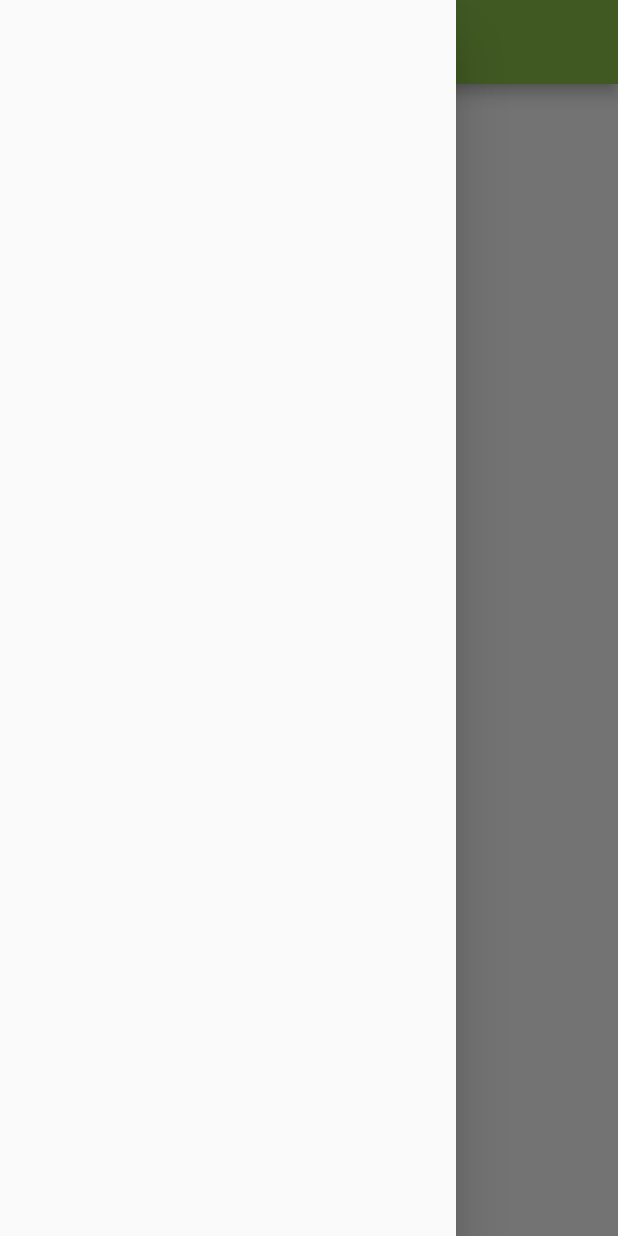
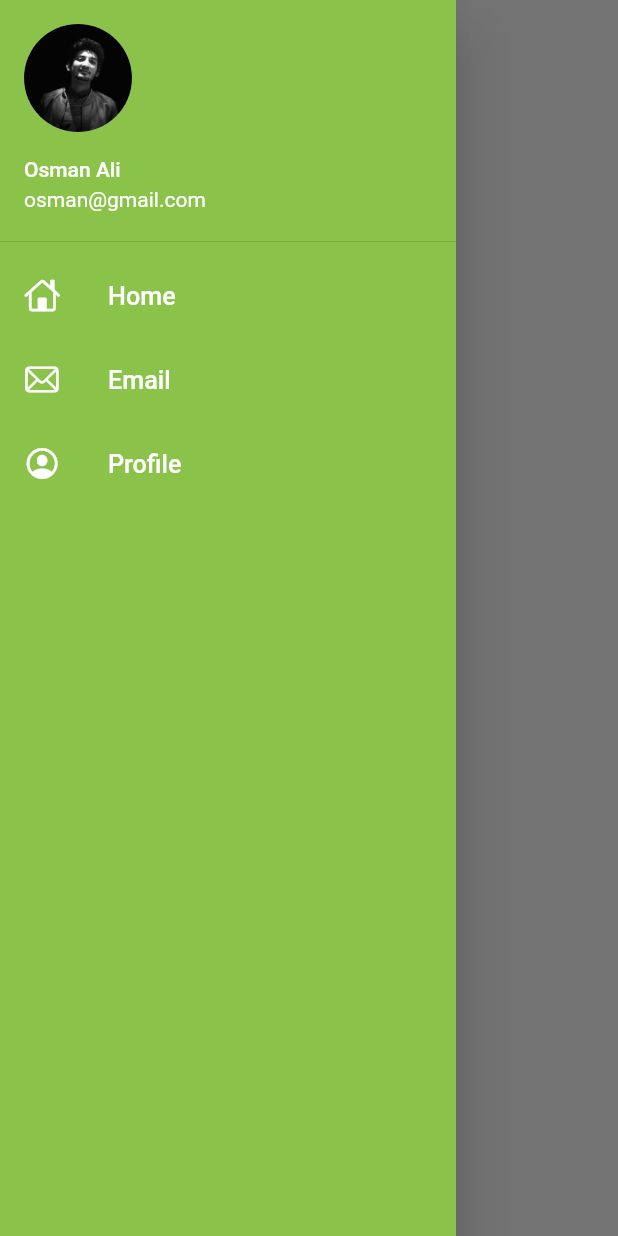
Before and after one commit to Usman-Ali-cpu/Flutter-App, a Flutter app: the HomeApp screen opened by its route, with the side drawer open, on a phone screen of 412 x 824 dp. Run offline on Flutter 3.47's test engine with Material 2 defaults, Android fonts, the phone set to English and light mode, and no system bars.

Commit message:
Day8 gone Done

```diff
--- a/lib/pages/home_page.dart
+++ b/lib/pages/home_page.dart
@@ -1,4 +1,5 @@
 import 'package:flutter/material.dart';
+import 'package:iam_rich/widgets/drawer.dart';
 
 class HomeApp extends StatelessWidget {
   @override
@@ -7,16 +8,16 @@ class HomeApp extends StatelessWidget {
     int day = 30;
     return Scaffold(
       appBar: AppBar(
-        // backgroundColor: Colors.blueGrey[700],
-        title: Text("App Bar"),
-        centerTitle: true,
+        title: Text(
+          "Catalog App",
+        ),
       ),
       body: Container(
         child: Center(
           child: Text("$day Days of Flutter "),
         ),
       ),
-      drawer: Drawer(),
+      drawer: MyDrawer(),
     );
   }
 }
--- a/lib/widgets/drawer.dart
+++ b/lib/widgets/drawer.dart
@@ -1,3 +1,4 @@
+import 'package:flutter/cupertino.dart';
 import 'package:flutter/material.dart';
 
 class MyDrawer extends StatelessWidget {
@@ -5,16 +6,74 @@ class MyDrawer extends StatelessWidget {
   Widget build(BuildContext context) {
     // TODO: implement build
     return Drawer(
+      child: Container(
+        color: Colors.lightGreen,
+
         child: ListView(
           children: [
             DrawerHeader(
+              padding: EdgeInsets.zero,
               child: UserAccountsDrawerHeader(
-              accountEmail: Text("osman@gmail.com"),
-              accountName: Text("Osman Ali"),
+                margin: EdgeInsets.zero,
+                accountEmail: Text("osman@gmail.com",
+                  style: TextStyle(
+                    color: Colors.white,
+                  ),
+
+                ),
+                accountName: Text(
+                  "Osman Ali",
+                  style: TextStyle(
+                    color: Colors.white,
+                  ),
+                ),
+                currentAccountPicture: CircleAvatar(
+                  backgroundImage: AssetImage("images/profile.jpeg"),
+                ),
+              ),
+            ),
+            ListTile(
+              leading: Icon(
+                CupertinoIcons.home,
+                color: Colors.white,
+              ),
+              title: Text(
+                "Home",
+                textScaleFactor: 1.2,
+                style: TextStyle(
+                  color: Colors.white,
+                ),
+              ),
+            ),
+            ListTile(
+              leading: Icon(
+                CupertinoIcons.mail,
+                color: Colors.white,
+              ),
+              title: Text(
+                "Email",
+                textScaleFactor: 1.2,
+                style: TextStyle(
+                  color: Colors.white,
+                ),
+              ),
+            ),
+            ListTile(
+              leading: Icon(
+                CupertinoIcons.profile_circled,
+                color: Colors.white,
+              ),
+              title: Text(
+                "Profile",
+                textScaleFactor: 1.2,
+                style: TextStyle(
+                  color: Colors.white,
+                ),
               ),
             ),
           ],
         ),
+      ),
     );
   }
 }
--- /dev/null
+++ b/lib/widgets/themes.dart
@@ -0,0 +1,16 @@
+import 'package:flutter/material.dart';
+
+class ThemeApp {
+  static ThemeData get themeslight => ThemeData(
+        primarySwatch: Colors.lightGreen,
+        appBarTheme: AppBarTheme(
+          color: Colors.white12,
+          elevation: 0.0,
+          centerTitle: true,
+        ),
+      );
+
+  static ThemeData get themesdark => ThemeData(
+        brightness: Brightness.dark,
+      );
+}
```
Also changed, not shown: images/catalog.json (added, +108 -0 lines), lib/main.dart (+4 -11 lines), lib/models/item.dart (added, +11 -0 lines). Lines whose indentation alone changed are shown as unchanged.
